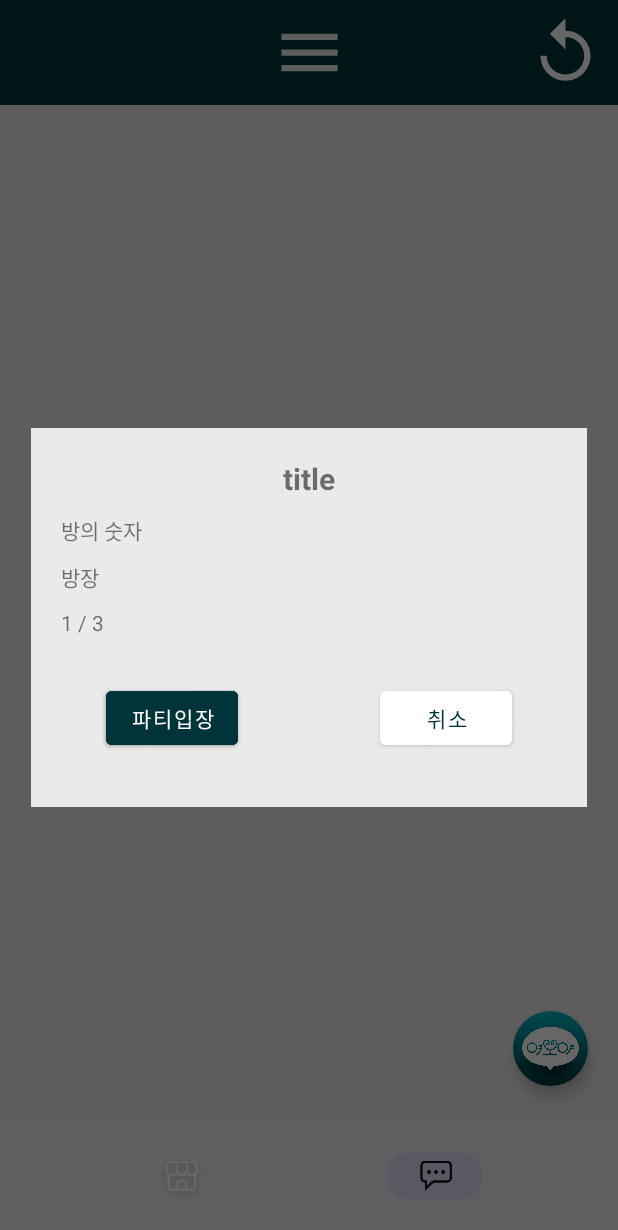
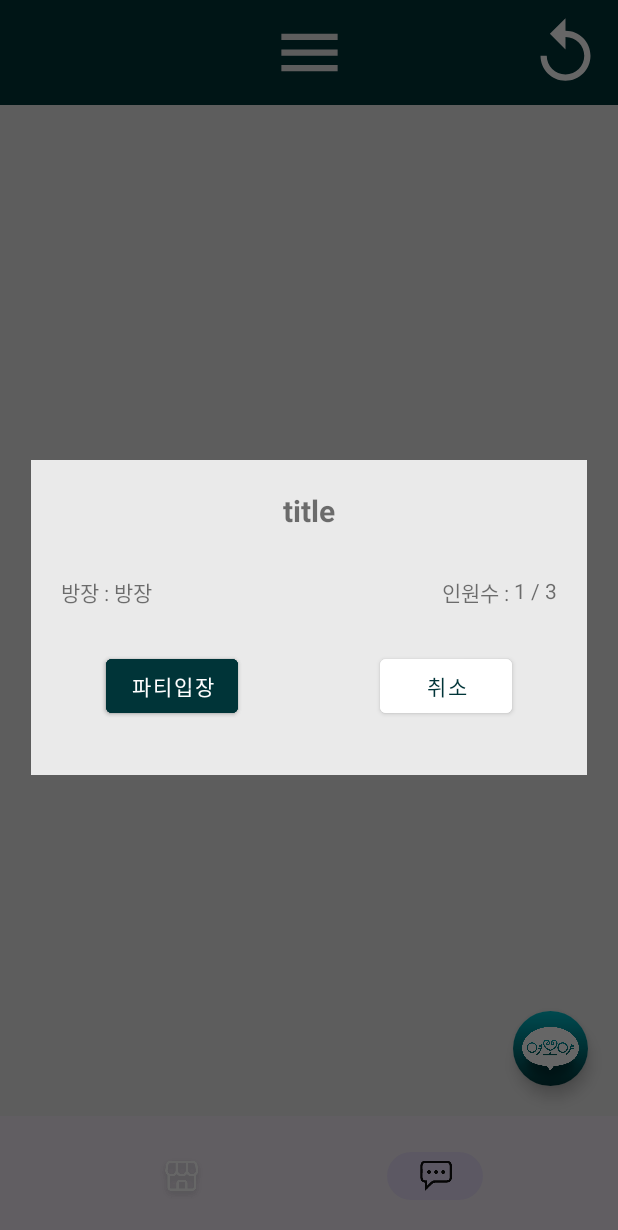
Before and after one commit to wjddmswls11/socket, an Android app: the fragment DialogDetailPartyFragment placed in its activity, item 2 of the bottom bar chosen, on a phone screen of 412 x 824 dp. Shown: the top 1230 px of the screen. Run offline under Robolectric (Android 15) with nearby library versions, the phone set to English and light mode, and no system bars; pictures from the network do not load; 7 statements that could not run were skipped.

```diff
--- a/app/src/main/java/com/example/socketchat/adapter/PartyListAdapter.kt
+++ b/app/src/main/java/com/example/socketchat/adapter/PartyListAdapter.kt
@@ -65,8 +65,6 @@ class PartyListAdapter(private val fragmentActivity : FragmentActivity, private
         RecyclerView.ViewHolder(binding.root) {
         fun bind(partyList: Party) {
 
-
-            binding.txtPartyListNo.text = partyList.partyNo.toString()
             binding.txtPartyListTitle.text = partyList.title
             binding.txtPartyListMemNo.text = partyList.memNo.toString()
             binding.txtPartyListCurMemberCount.text = partyList.curMemberCount.toString()
--- a/app/src/main/java/com/example/socketchat/fragment/DialogDetailPartyFragment.kt
+++ b/app/src/main/java/com/example/socketchat/fragment/DialogDetailPartyFragment.kt
@@ -163,7 +163,6 @@ class DialogDetailPartyFragment : DialogFragment() {
                     val response = detailPartyResponses[0] // 첫 번째 response를 사용
 
                     binding.dialogDetailTitle.text = response.data.summaryPartyInfo.title
-                    binding.dialogDetailPartyNo.text = response.data.summaryPartyInfo.partyNo.toString()
                     binding.dialogDetailMemNo.text = response.data.summaryPartyInfo.memNo.toString()
                     binding.dialogDetailCurMem.text = response.data.summaryPartyInfo.curMemberCount.toString()
                     binding.dialogDetailMaxMem.text = response.data.summaryPartyInfo.maxMemberCount.toString()
--- a/app/src/main/java/com/example/socketchat/fragment/FriendFragment.kt
+++ b/app/src/main/java/com/example/socketchat/fragment/FriendFragment.kt
@@ -35,8 +35,8 @@ class FriendFragment : Fragment() {
     override fun onViewCreated(view: View, savedInstanceState: Bundle?) {
         super.onViewCreated(view, savedInstanceState)
 
-        summaryViewModel = ViewModelProvider(this)[SummaryViewModel::class.java]
-        chatViewModel = ViewModelProvider(this)[ChatViewModel::class.java]
+        summaryViewModel = ViewModelProvider(requireActivity())[SummaryViewModel::class.java]
+        chatViewModel = ViewModelProvider(requireActivity())[ChatViewModel::class.java]
 
         val currentUserMemNo = arguments?.getInt("currentUserMemNo")
         val currentUserNickName = arguments?.getString("currentUserNickName")
--- a/app/src/main/res/layout/fragment_dialog_detail_party.xml
+++ b/app/src/main/res/layout/fragment_dialog_detail_party.xml
@@ -31,49 +31,60 @@
             app:layout_constraintTop_toTopOf="parent" />
 
         <TextView
-            android:id="@+id/dialog_Detail_PartyNo"
+            android:id="@+id/dialog_Detail_MemNo_txt"
+            android:text="방장 : "
+            android:layout_marginTop="30dp"
             android:layout_width="0dp"
             android:layout_height="wrap_content"
-            android:layout_marginTop="10dp"
-            android:text="방의 숫자"
             app:layout_constraintStart_toStartOf="parent"
-            app:layout_constraintTop_toBottomOf="@+id/dialog_Detail_Title" />
+            app:layout_constraintTop_toBottomOf="@+id/dialog_Detail_Title"/>
+
 
         <TextView
             android:id="@+id/dialog_Detail_MemNo"
             android:layout_width="0dp"
             android:layout_height="wrap_content"
-            android:layout_marginTop="10dp"
+            android:layout_marginTop="30dp"
             android:text="방장"
-            app:layout_constraintStart_toStartOf="parent"
-            app:layout_constraintTop_toBottomOf="@+id/dialog_Detail_PartyNo" />
+            app:layout_constraintStart_toEndOf="@+id/dialog_Detail_MemNo_txt"
+            app:layout_constraintTop_toBottomOf="@+id/dialog_Detail_Title" />
+
+
+        <TextView
+            android:id="@+id/dialog_Detail_CurMem_Text"
+            android:text="인원수 : "
+            android:layout_marginTop="30dp"
+            android:layout_width="0dp"
+            android:layout_height="wrap_content"
+            app:layout_constraintEnd_toStartOf="@+id/dialog_Detail_CurMem"
+            app:layout_constraintTop_toBottomOf="@+id/dialog_Detail_Title"/>
 
         <TextView
             android:id="@+id/dialog_Detail_CurMem"
             android:layout_width="0dp"
             android:layout_height="wrap_content"
-            android:layout_marginTop="10dp"
+            android:layout_marginTop="30dp"
             android:text="1"
-            app:layout_constraintStart_toStartOf="parent"
-            app:layout_constraintTop_toBottomOf="@+id/dialog_Detail_MemNo" />
+            app:layout_constraintEnd_toStartOf="@+id/dialog_Detail_Slash"
+            app:layout_constraintTop_toBottomOf="@+id/dialog_Detail_Title" />
 
         <TextView
             android:id="@+id/dialog_Detail_Slash"
             android:layout_width="0dp"
             android:layout_height="wrap_content"
-            android:layout_marginTop="10dp"
+            android:layout_marginTop="30dp"
             android:text=" / "
-            app:layout_constraintStart_toEndOf="@+id/dialog_Detail_CurMem"
-            app:layout_constraintTop_toBottomOf="@+id/dialog_Detail_MemNo" />
+            app:layout_constraintEnd_toStartOf="@+id/dialog_Detail_MaxMem"
+            app:layout_constraintTop_toBottomOf="@+id/dialog_Detail_Title" />
 
         <TextView
             android:id="@+id/dialog_Detail_MaxMem"
             android:layout_width="0dp"
             android:layout_height="wrap_content"
-            android:layout_marginTop="10dp"
+            android:layout_marginTop="30dp"
             android:text="3"
-            app:layout_constraintStart_toEndOf="@+id/dialog_Detail_Slash"
-            app:layout_constraintTop_toBottomOf="@+id/dialog_Detail_MemNo" />
+            app:layout_constraintEnd_toEndOf="parent"
+            app:layout_constraintTop_toBottomOf="@+id/dialog_Detail_Title" />
 
 
         <Button
--- a/app/src/main/res/layout/fragment_party_list.xml
+++ b/app/src/main/res/layout/fragment_party_list.xml
@@ -67,42 +67,6 @@
 
     </androidx.cardview.widget.CardView>
 
-    <androidx.cardview.widget.CardView
-        android:id="@+id/btn_Join_Party_Response"
-        android:layout_width="wrap_content"
-        android:layout_height="wrap_content"
-        android:layout_margin="20dp"
-        app:cardCornerRadius="50dp"
-        app:cardElevation="6dp"
-        android:visibility="gone"
-        app:layout_constraintBottom_toBottomOf="parent"
-        app:layout_constraintEnd_toStartOf="@+id/btn_Create_Room">
-
-        <ImageView
-            android:layout_width="50dp"
-            android:layout_height="50dp"
-            android:src="@drawable/baseline_access_alarm_24" />
-
-    </androidx.cardview.widget.CardView>
-
-    <androidx.cardview.widget.CardView
-        android:id="@+id/btn_Party_Deny_Reason"
-        android:layout_width="wrap_content"
-        android:layout_height="wrap_content"
-        android:layout_margin="20dp"
-        app:cardCornerRadius="50dp"
-        app:cardElevation="6dp"
-        android:visibility="gone"
-        app:layout_constraintBottom_toBottomOf="parent"
-        app:layout_constraintEnd_toStartOf="@+id/btn_Join_Party_Response">
-
-        <ImageView
-            android:layout_width="50dp"
-            android:layout_height="50dp"
-            android:src="@drawable/baseline_bolt_24" />
-
-    </androidx.cardview.widget.CardView>
-
 
 
 
```
Also changed, not shown: app/src/main/java/com/example/socketchat/fragment/CreatePartyDialogFragment.kt (+8 -7 lines), app/src/main/java/com/example/socketchat/fragment/PartyJoinDialogFragment.kt (deleted, +0 -76 lines), app/src/main/java/com/example/socketchat/fragment/PartyListFragment.kt (+32 -35 lines), app/src/main/res/layout/item_create_party_custom_dialog.xml (deleted, +0 -61 lines), app/src/main/res/layout/item_party_list.xml (+22 -12 lines). Lines whose indentation alone changed are shown as unchanged.
